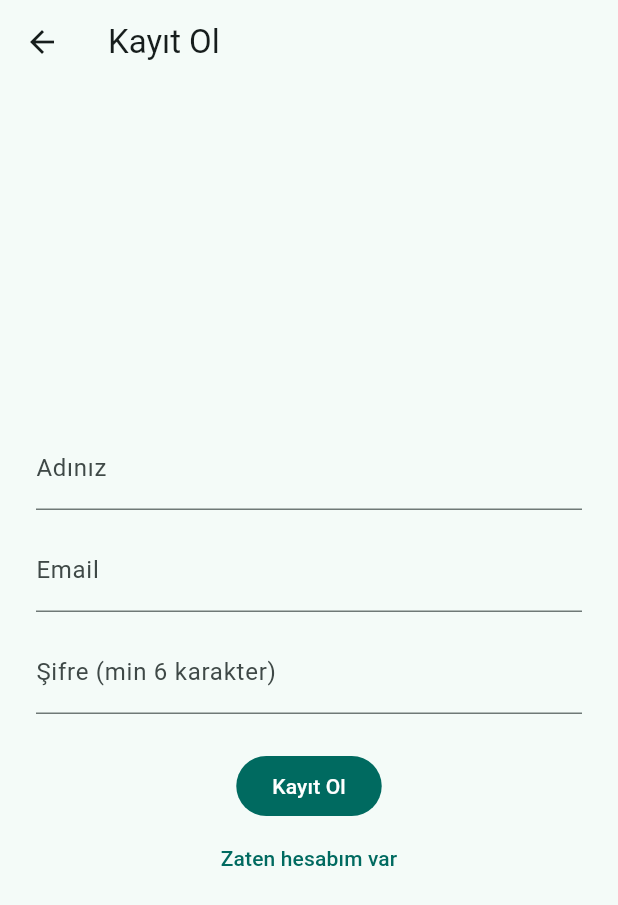
After one commit to AdemSayman/campusflow, a Flutter app: the screen it shows after launch, after a tap on "Giriş Yap", after a tap on "Google ile Giriş Yap", after a tap on "Hesabınız Yok Mu? Kayıt Ol", on a phone screen of 412 x 824 dp. The commit adds this screen. Shown: the top 905 px of the screen. Run offline on Flutter 3.47's test engine with Material 3 defaults, Android fonts, the phone set to English and light mode, and no system bars; our stand-ins replace cloud_firestore, firebase_auth, firebase_core, flutter_riverpod, go_router; accounts and stored records are empty; network calls fail.

Commit message:
feat(auth): email and Google sign-in wiht Firestore profiles (A1)

```diff
--- a/lib/app.dart
+++ b/lib/app.dart
@@ -3,18 +3,27 @@ import 'package:flutter_riverpod/flutter_riverpod.dart';
 
 import 'router/app_router.dart';
 
+/// Uygulamanın kök widget'ı.
+/// ConsumerWidget: Riverpod'dan ref.watch / ref.read kullanabilir.
 class CampusFlowApp extends ConsumerWidget {
   const CampusFlowApp({super.key});
 
   @override
   Widget build(BuildContext context, WidgetRef ref) {
+    // goRouterProvider: Auth'a göre redirect yapan GoRouter.
+    // watch: router değişirse (nadiren) MaterialApp yenilenir.
+    final router = ref.watch(goRouterProvider);
+
+    // MaterialApp.router = klasik "home:" yerine GoRouter ile gezinme.
     return MaterialApp.router(
       title: 'CampusFlow',
       theme: ThemeData(
+        // fromSeed: tek renkten tüm paleti üretir (Material 3).
         colorScheme: ColorScheme.fromSeed(seedColor: Colors.teal),
         useMaterial3: true,
       ),
-      routerConfig: appRouter,
+      // Tüm sayfa geçişleri bu router üzerinden akar.
+      routerConfig: router,
     );
   }
 }
--- /dev/null
+++ b/lib/features/auth/login_page.dart
@@ -0,0 +1,126 @@
+import 'package:flutter/material.dart';
+import 'package:flutter_riverpod/flutter_riverpod.dart';
+import 'package:go_router/go_router.dart';
+
+import '../../providers/auth_provider.dart';
+
+/// Giriş ekranı.
+/// ConsumerStatefulWidget = hem State (loading/error) hem Riverpod ref.
+class LoginPage extends ConsumerStatefulWidget {
+  const LoginPage({super.key});
+
+  @override
+  ConsumerState<LoginPage> createState() => _LoginPageState();
+}
+
+class _LoginPageState extends ConsumerState<LoginPage> {
+  /// TextField'daki email yazısını tutar.
+  final _emailController = TextEditingController();
+
+  /// TextField'daki şifre yazısını tutar.
+  final _passwordController = TextEditingController();
+
+  /// true iken buton disabled + "Giriş yapılıyor..." gösterilir.
+  bool _loading = false;
+
+  /// null değilse kırmızı hata mesajı çizilir.
+  String? _error;
+
+  /// Controller bellek sızıntısı yapmasın diye sayfa kapanınca temizle.
+  @override
+  void dispose() {
+    _emailController.dispose();
+    _passwordController.dispose();
+    super.dispose();
+  }
+
+  /// Giriş butonuna basılınca çalışır.
+  Future<void> _onLogin() async {
+    // UI'ı yükleniyor durumuna al; eski hatayı temizle.
+    setState(() {
+      _loading = true;
+      _error = null;
+    });
+    try {
+      // Riverpod'dan AuthService'i al, Firebase'e giriş yap.
+      await ref.read(authServiceProvider).signIn(
+            email: _emailController.text,
+            password: _passwordController.text,
+          );
+      // Başarılı olursa authStateChanges → router otomatik /home'a atar.
+    } catch (e) {
+      // Yanlış şifre / ağ hatası vb. → kullanıcıya anlaşılır mesaj.
+      setState(() => _error = 'Giriş Başarısız. Email veya şifre hatalı.');
+    } finally {
+      // Widget hâlâ ekrandaysa loading'i kapat (async sonrası güvenlik).
+      if (mounted) setState(() => _loading = false);
+    }
+  }
+
+  Future<void> _onGoogle() async {
+    setState(() {
+        _loading = true;
+        _error = null;
+    });
+    try {
+        await ref.read(authServiceProvider).signInWithGoogle();
+    }catch (e) {
+        setState(() => _error = 'Google girişi başarısız. Lütfen daha sonra tekrar deneyiniz.');
+    } finally {
+        if (mounted) setState(() => _loading = false);
+    }
+  }
+
+
+  /// Ekranı çiz. setState olunca Flutter tekrar build çağırır.
+  @override
+  Widget build(BuildContext context) {
+    return Scaffold(
+      appBar: AppBar(title: const Text('CampusFlow')),
+      body: Padding(
+        padding: const EdgeInsets.all(24),
+        child: Column(
+          mainAxisAlignment: MainAxisAlignment.center,
+          children: [
+            // Email kutusu
+            TextField(
+              controller: _emailController,
+              keyboardType: TextInputType.emailAddress,
+              decoration: const InputDecoration(labelText: 'Email'),
+            ),
+            const SizedBox(height: 12),
+            // Şifre kutusu (obscureText: gizli göster)
+            TextField(
+              controller: _passwordController,
+              obscureText: true,
+              decoration: const InputDecoration(labelText: 'Şifre'),
+            ),
+            // Hata varsa göster (... = listeye birden fazla widget ekle)
+            if (_error != null) ...[
+              const SizedBox(height: 12),
+              Text(_error!, style: const TextStyle(color: Colors.red)),
+            ],
+            const SizedBox(height: 24),
+            // loading true iken onPressed: null → buton pasif
+            FilledButton(
+              onPressed: _loading ? null : _onLogin,
+              child: Text(_loading ? 'Giriş Yapılıyor...' : 'Giriş Yap'),
+            ),
+            // Google ile giriş yap butonu
+            const SizedBox(height: 12),
+            OutlinedButton.icon(
+                onPressed: _loading ? null : _onGoogle,
+                icon: const Icon(Icons.g_mobiledata),
+                label: const Text('Google ile Giriş Yap'),
+            ),
+            // Kayıt sayfasına git (yığın üstüne push)
+            TextButton(
+              onPressed: () => context.push('/register'),
+              child: const Text('Hesabınız Yok Mu? Kayıt Ol'),
+            ),
+          ],
+        ),
+      ),
+    );
+  }
+}
--- /dev/null
+++ b/lib/features/auth/register_page.dart
@@ -0,0 +1,117 @@
+import 'package:flutter/material.dart';
+import 'package:flutter_riverpod/flutter_riverpod.dart';
+import 'package:go_router/go_router.dart';
+
+import '../../providers/auth_provider.dart';
+
+/// Kayıt (yeni hesap) ekranı.
+/// Login gibi ConsumerStatefulWidget: form state + Riverpod ref.
+class RegisterPage extends ConsumerStatefulWidget {
+  const RegisterPage({super.key});
+
+  @override
+  ConsumerState<RegisterPage> createState() => _RegisterPageState();
+}
+
+class _RegisterPageState extends ConsumerState<RegisterPage> {
+  /// Ad alanı metni.
+  final _nameController = TextEditingController();
+
+  /// Email alanı metni.
+  final _emailController = TextEditingController();
+
+  /// Şifre alanı metni (Firebase min 6 karakter ister).
+  final _passwordController = TextEditingController();
+
+  /// true → buton pasif, "Kayıt Yapılıyor..." yazısı.
+  bool _loading = false;
+
+  /// null değilse kırmızı hata satırı gösterilir.
+  String? _error;
+
+  /// Sayfa kapanınca controller'ları serbest bırak (bellek sızıntısı önlemi).
+  @override
+  void dispose() {
+    _nameController.dispose();
+    _emailController.dispose();
+    _passwordController.dispose();
+    super.dispose();
+  }
+
+  /// "Kayıt Ol" butonuna basılınca.
+  Future<void> _onRegister() async {
+    setState(() {
+      _loading = true;
+      _error = null;
+    });
+    try {
+      // Auth'ta user aç + Firestore users/{uid} profil yaz.
+      await ref.read(authServiceProvider).signUp(
+            email: _emailController.text,
+            password: _passwordController.text,
+            name: _nameController.text,
+          );
+      // Başarılı olunca authState değişir → router otomatik /home'a atar.
+      // Burada context.go yazmana gerek yok.
+    } catch (e) {
+      // Email zaten kayıtlı, zayıf şifre, ağ hatası vb.
+      setState(() => _error = 'Kayıt Başarısız. Email veya şifre hatalı.');
+    } finally {
+      // async sonrası widget hâlâ duruyor mu? mounted kontrolü.
+      if (mounted) setState(() => _loading = false);
+    }
+  }
+
+  @override
+  Widget build(BuildContext context) {
+    return Scaffold(
+      appBar: AppBar(title: const Text('Kayıt Ol')),
+      body: Padding(
+        padding: const EdgeInsets.all(24),
+        child: Column(
+          mainAxisAlignment: MainAxisAlignment.center,
+          children: [
+            // Ad
+            TextField(
+              controller: _nameController,
+              decoration: const InputDecoration(labelText: 'Adınız'),
+            ),
+            const SizedBox(height: 12),
+            // Email
+            TextField(
+              controller: _emailController,
+              keyboardType: TextInputType.emailAddress,
+              decoration: const InputDecoration(labelText: 'Email'),
+            ),
+            const SizedBox(height: 12),
+            // Şifre (gizli karakter)
+            TextField(
+              controller: _passwordController,
+              obscureText: true,
+              decoration: const InputDecoration(
+                labelText: 'Şifre (min 6 karakter)',
+              ),
+            ),
+            // Hata mesajı (varsa)
+            if (_error != null) ...[
+              const SizedBox(height: 12),
+              Text(_error!, style: const TextStyle(color: Colors.red)),
+            ],
+            const SizedBox(height: 24),
+            // Ana CTA
+            FilledButton(
+              onPressed: _loading ? null : _onRegister,
+              child: Text(_loading ? 'Kayıt Yapılıyor...' : 'Kayıt Ol'),
+            ),
+            // push: geri tuşuyla register'a dönebilir.
+            // go kullansaydın yığını değiştirirdi (geri farklı davranır).
+            TextButton(
+              onPressed: () => context.push('/login'),
+              child: const Text('Zaten hesabım var'),
+            ),
+          ],
+        ),
+      ),
+    );
+  }
+}
--- /dev/null
+++ b/lib/providers/auth_provider.dart
@@ -0,0 +1,22 @@
+import 'package:firebase_auth/firebase_auth.dart';
+import 'package:flutter_riverpod/flutter_riverpod.dart';
+
+import '../services/auth_service.dart';
+
+/// AuthService'e uygulama genelinden erişim noktası.
+/// Örnek: ref.read(authServiceProvider).signIn(...)
+/// Provider = "bu değeri bir kez üret, isteyen herkese ver".
+final authServiceProvider = Provider<AuthService>((ref) {
+  // Şimdilik tek AuthService; ileride fake/mock da enjekte edilebilir.
+  return AuthService();
+});
+
+/// Auth oturum akışını Riverpod'a bağlar.
+/// `AsyncValue` içinde `User?` üretir: loading / data(user|null) / error.
+/// null User = giriş yok; dolu User = giriş var.
+/// Router redirect ve UI bunu dinler.
+final authStateProvider = StreamProvider<User?>((ref) {
+  // Servisten Firebase authStateChanges stream'ini al.
+  // read: Provider sabit olduğu için bir kerelik almak yeterli.
+  return ref.read(authServiceProvider).authStateChanges();
+});
--- a/lib/router/app_router.dart
+++ b/lib/router/app_router.dart
@@ -1,18 +1,82 @@
+import 'package:flutter/foundation.dart';
+import 'package:flutter_riverpod/flutter_riverpod.dart';
 import 'package:go_router/go_router.dart';
 
+import '../features/auth/login_page.dart';
+import '../features/auth/register_page.dart';
 import '../features/discover/discover_placeholder_page.dart';
 import '../features/home/home_placeholder_page.dart';
 import '../features/profile/profile_placeholder_page.dart';
+import '../providers/auth_provider.dart';
 import 'app_shell.dart';
 
-final GoRouter appRouter = GoRouter(
+/// Auth oturumu değişince GoRouter'a "yeniden düşün" sinyali gönderen köprü.
+/// GoRouter sadece Listenable dinler; Riverpod Stream doğrudan Listenable değil.
+/// Bu yüzden ChangeNotifier ile ping atıyoruz.
+class _AuthRefresh extends ChangeNotifier {
+  /// notifyListeners → GoRouter redirect'i tekrar çalıştırır.
+  void ping() => notifyListeners();
+}
+
+/// Uygulama genelindeki GoRouter.
+/// Provider içinde üretiyoruz ki ref.listen / ref.read kullanabilelim.
+final goRouterProvider = Provider<GoRouter>((ref) {
+  final refresh = _AuthRefresh();
+
+  // authStateProvider her değişince (giriş/çıkış) refresh.ping()
+  // → redirect yeniden hesaplanır.
+  ref.listen(authStateProvider, (previous, next) {
+    refresh.ping();
+  });
+
+  return GoRouter(
+    // İlk açılışta denenen yol (redirect gerekirse login'e çevrilir).
     initialLocation: '/home',
+    // Auth değişince redirect tetikleyici.
+    refreshListenable: refresh,
+    // Kapıcı: "Bu sayfaya girebilir mi?" — her navigasyonda / refresh'te çalışır.
+    redirect: (context, state) {
+      final auth = ref.read(authStateProvider);
+
+      // Stream henüz yükleniyorsa bekle; yoksa yanlışlıkla login flash olur.
+      if (auth.isLoading) return null;
+
+      // asData?.value → AsyncValue içinden User? çıkar (yoksa null).
+      final user = auth.asData?.value;
+      // matchedLocation: şu anki yol (/login, /home, ...).
+      final loc = state.matchedLocation;
+      final isAuthRoute = loc == '/login' || loc == '/register';
+
+      // Giriş yok + korumalı sayfa (Evim vb.) → login'e zorla.
+      if (user == null && !isAuthRoute) return '/login';
+
+      // Giriş var ama login/register'da → ana sayfaya at (çift giriş olmasın).
+      if (user != null && isAuthRoute) return '/home';
+
+      // null = "yolu değiştirme, olduğu gibi devam".
+      return null;
+    },
     routes: [
+      // --- Auth rotaları (shell dışında; alt tab bar yok) ---
+      GoRoute(
+        path: '/login',
+        name: 'login',
+        builder: (context, state) => const LoginPage(),
+      ),
+      GoRoute(
+        path: '/register',
+        name: 'register',
+        builder: (context, state) => const RegisterPage(),
+      ),
+      // --- Ana kabuk: altta Evim / Keşfet / Profil ---
+      // indexedStack: sekme değişince diğer sekmelerin state'i korunur.
       StatefulShellRoute.indexedStack(
         builder: (context, state, navigationShell) {
+          // AppShell: AppBar + NavigationBar + aktif sekme gövdesi.
           return AppShell(navigationShell: navigationShell);
         },
         branches: [
+          // Dal 0 → Evim
           StatefulShellBranch(
             routes: [
               GoRoute(
@@ -22,6 +86,7 @@ final GoRouter appRouter = GoRouter(
               ),
             ],
           ),
+          // Dal 1 → Keşfet
           StatefulShellBranch(
             routes: [
               GoRoute(
@@ -31,6 +96,7 @@ final GoRouter appRouter = GoRouter(
               ),
             ],
           ),
+          // Dal 2 → Profil
           StatefulShellBranch(
             routes: [
               GoRoute(
@@ -44,3 +110,4 @@ final GoRouter appRouter = GoRouter(
       ),
     ],
   );
+});
--- /dev/null
+++ b/lib/services/auth_service.dart
@@ -0,0 +1,118 @@
+import 'package:cloud_firestore/cloud_firestore.dart';
+import 'package:firebase_auth/firebase_auth.dart';
+import 'package:flutter/foundation.dart';
+
+/// Kimlik (Auth) + profil (Firestore) işlerini tek yerde toplayan servis.
+/// Ekranlar Firebase detayını bilmez; bu sınıfa sorar.
+class AuthService {
+  /// [auth] / [firestore] verilmezse gerçek Firebase instance kullanılır.
+  /// Test ederken sahte (fake) bağımlılık enjekte edilebilir.
+  AuthService({
+    FirebaseAuth? auth,
+    FirebaseFirestore? firestore,
+  })  : _auth = auth ?? FirebaseAuth.instance,
+        _firestore = firestore ?? FirebaseFirestore.instance;
+
+  /// Firebase Authentication istemcisi (giriş / kayıt / çıkış).
+  final FirebaseAuth _auth;
+
+  /// Cloud Firestore istemcisi (users koleksiyonu = profil belgesi).
+  final FirebaseFirestore _firestore;
+
+  /// Oturum aç/kapa oldukça akan yayın.
+  /// null = çıkış yapılmış; User = giriş var. Router bunu dinleyecek.
+  Stream<User?> authStateChanges() => _auth.authStateChanges();
+
+  /// Şu anki kullanıcıyı bir kerelik oku (stream değil).
+  User? get currentUser => _auth.currentUser;
+
+  /// 1) Auth'ta hesap açar  2) Firestore'a users/{uid} profil belgesi yazar.
+  /// Şifre Firestore'a yazılmaz; sadece Auth tutar.
+  Future<UserCredential> signUp({
+    required String email,
+    required String password,
+    required String name,
+    String? university,
+  }) async {
+    // Email/şifre ile Firebase Auth kullanıcısı oluştur.
+    final credential = await _auth.createUserWithEmailAndPassword(
+      email: email.trim(), // trim: baş/son boşlukları temizle
+      password: password,
+    );
+
+    final user = credential.user;
+    // Teoride nadir; yine de null ise erken hata fırlat.
+    if (user == null) {
+      throw StateError('Kayıt sonrası user null geldi');
+    }
+
+    // SQL'deki INSERT INTO users ... benzeri.
+    // Document id = Auth uid → profil ile kimlik aynı anahtarda birleşir.
+    await _firestore.collection('users').doc(user.uid).set({
+      'uid': user.uid,
+      'email': email.trim(),
+      'name': name.trim(),
+      'university': university?.trim() ?? '',
+      'bio': '',
+      'photoUrl': null,
+      'currentHouseId': null, // Ev yokken boş; Kirwe Ev sonrası dolacak
+      'createdAt': FieldValue.serverTimestamp(), // Sunucu saati
+    });
+
+    return credential;
+  }
+
+  /// Email/şifre ile giriş. Profil belgesi zaten kayıtta oluştuğu için
+  /// burada tekrar Firestore yazılmaz.
+  Future<UserCredential> signIn({
+    required String email,
+    required String password,
+  }) async {
+    return _auth.signInWithEmailAndPassword(
+      email: email.trim(),
+      password: password,
+    );
+  }
+  /// Google ile giriş.
+  /// Web: popup, mobil: provider akışı.
+  /// ilk google girişinde firestore profili yoksa oluşturur.
+  Future<UserCredential> signInWithGoogle() async {
+    final provider = GoogleAuthProvider();
+
+    final UserCredential credential;
+    if (kIsWeb) {
+        credential = await _auth.signInWithPopup(provider);
+    } else {
+        credential = await _auth.signInWithProvider(provider);
+    }
+    final user = credential.user;
+    if (user == null) {
+        throw StateError('Google girişi sonrası user null geldi');
+    }
+
+    await _ensureUserProfile(user);
+    return credential;
+  }
+
+  ///Profil belgesi yoksa oluşturur.
+  Future<void> _ensureUserProfile(User user) async {
+    final docRef = _firestore.collection('users').doc(user.uid);
+    final snap = await docRef.get();
+    if (snap.exists) return;
+
+    await docRef.set({
+        'uid': user.uid,
+        'email': user.email ?? '',
+        'name': user.displayName ?? '',
+        'university': '',
+        'bio': '',
+        'photoUrl': user.photoURL,
+        'currentHouseId': null,
+        'createdAt': FieldValue.serverTimestamp(),
+    });
+  }
+
+
+  /// Oturumu kapatır → authStateChanges null yayınlar.
+  Future<void> signOut() => _auth.signOut();
+}
```
Also changed, not shown: lib/features/profile/profile_placeholder_page.dart (+24 -4 lines), lib/main.dart (+7 -0 lines), lib/router/app_shell.dart (+7 -1 lines). Lines whose indentation alone changed are shown as unchanged.
